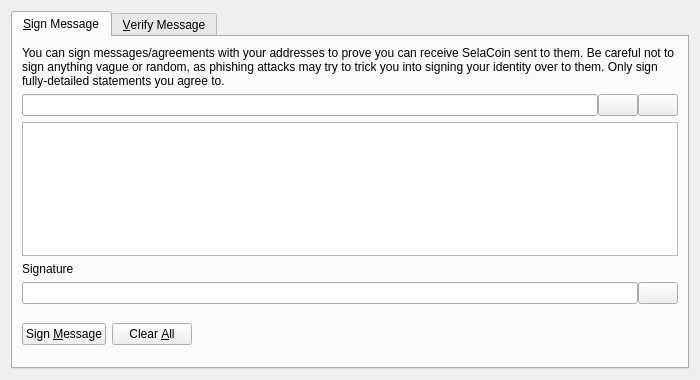
Old version of the form src/qt/forms/signverifymessagedialog.ui in the repository watsoncoders/SelaCoin.
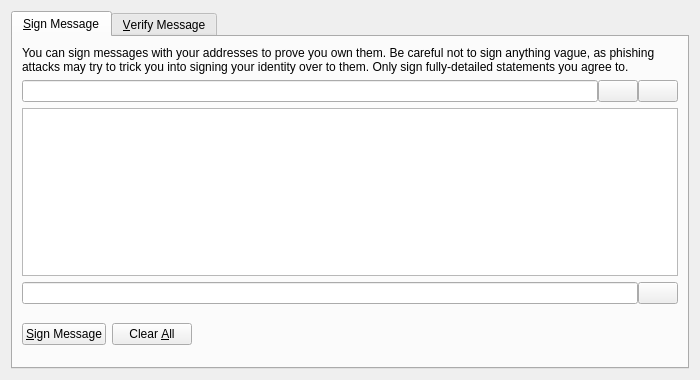
New version of the form. The open tabs and pages were chosen to show the change. Icons and pictures are not drawn. Custom widgets are drawn as their Qt base class.

What changed in the file:
```diff
--- a/src/qt/forms/signverifymessagedialog.ui
+++ b/src/qt/forms/signverifymessagedialog.ui
@@ -30,7 +30,7 @@
        <item>
         <widget class="QLabel" name="infoLabel_SM">
          <property name="text">
-          <string>You can sign messages/agreements with your addresses to prove you can receive SelaCoin sent to them. Be careful not to sign anything vague or random, as phishing attacks may try to trick you into signing your identity over to them. Only sign fully-detailed statements you agree to.</string>
+          <string>You can sign messages with your addresses to prove you own them. Be careful not to sign anything vague, as phishing attacks may try to trick you into signing your identity over to them. Only sign fully-detailed statements you agree to.</string>
          </property>
          <property name="textFormat">
           <enum>Qt::PlainText</enum>
@@ -93,16 +93,6 @@
          </property>
         </widget>
        </item>
-       <item>
-        <widget class="QLabel" name="signatureLabel_SM">
-         <property name="text">
-          <string>Signature</string>
-         </property>
-         <property name="textFormat">
-          <enum>Qt::PlainText</enum>
-         </property>
-        </widget>
-       </item>
        <item>
         <layout class="QHBoxLayout" name="horizontalLayout_2_SM">
          <property name="spacing">
@@ -143,7 +133,11 @@
             <string>Sign the message to prove you own this SelaCoin address</string>
            </property>
            <property name="text">
-            <string>Sign &amp;Message</string>
+            <string>&amp;Sign Message</string>
+           </property>
+           <property name="icon">
+            <iconset resource="../bitcoin.qrc">
+             <normaloff>:/icons/edit</normaloff>:/icons/edit</iconset>
            </property>
            <property name="autoDefault">
             <bool>false</bool>
```
Left out of the diff: 50 changed lines with no effect on the pictures.
